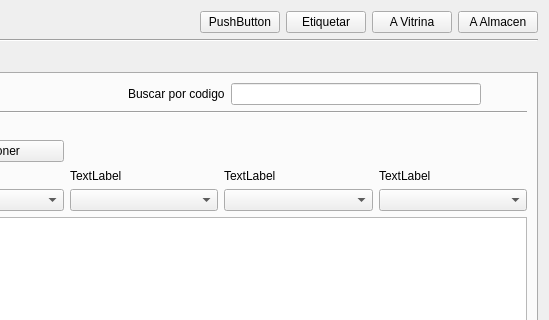
Before: the Qt Designer form producto/ui_producto.ui in rodety/Jireh, drawn with Qt 5; both pictures show x 416 to 965 and y 0 to 320 of the 965 by 513 pixel window.
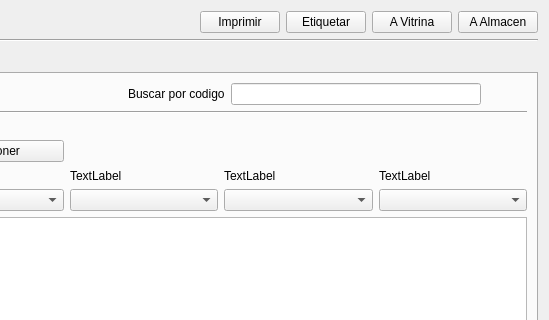
After: the same form once the commit is applied. The open tabs and pages were chosen to show the change. Icons and pictures are not drawn. Custom widgets are drawn as their Qt base class.

```diff
--- a/producto/ui_producto.ui
+++ b/producto/ui_producto.ui
@@ -121,7 +121,7 @@
      <item>
       <widget class="QPushButton" name="pushButton">
        <property name="text">
-        <string>PushButton</string>
+        <string>Imprimir</string>
        </property>
        <property name="icon">
         <iconset resource="../Icons/Icons.qrc">
```
Left out of the diff: 4 changed lines with no effect on the pictures.
